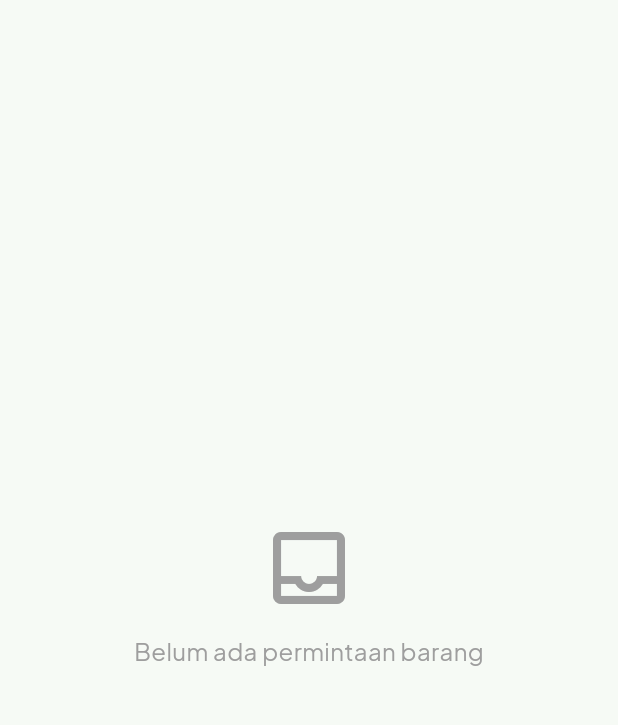
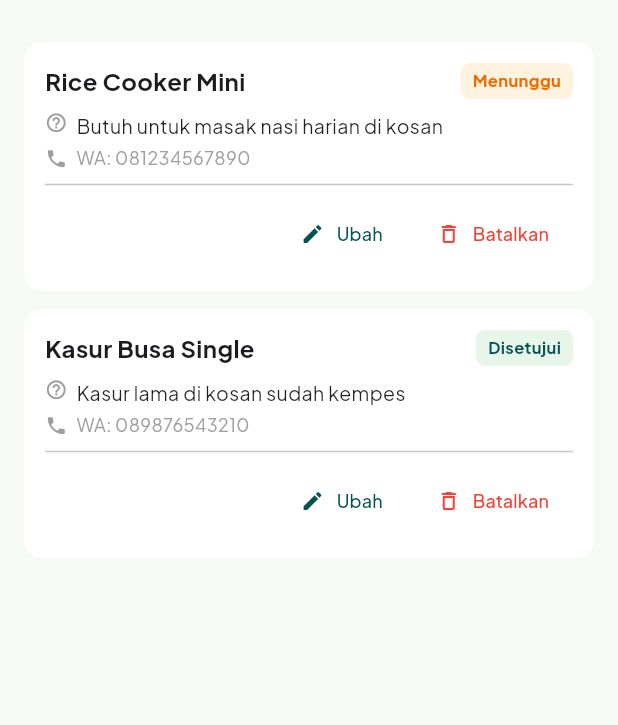
Before and after one commit to Yagirado/SAPA, a Flutter app: the RequestPage screen opened directly, on a phone screen of 412 x 824 dp, the part 66-791 px from its top. Run offline on Flutter 3.47's test engine with Material 3 defaults, Android fonts, the phone set to English and light mode, and no system bars.

Commit message:
Benerin UI regis & request

```diff
--- a/lib/login/regist.dart
+++ b/lib/login/regist.dart
@@ -84,7 +84,7 @@ class _RegistState extends State<Regist> {
                   const SizedBox(height: 12),
                   const Center(
                     child: Text(
-                      'Daftar Akun KosBerbagi 🌱',
+                      'Daftar Akun SAPA 🌱',
                       textAlign: TextAlign.center,
                       style: TextStyle(
                         fontSize: 23,
@@ -336,7 +336,7 @@ class _RegistState extends State<Regist> {
                                 const TextSpan(text: ' serta '),
                                 TextSpan(
                                   text:
-                                      'Panduan Etika Saling Menjaga KosBerbagi',
+                                      'Panduan Etika Saling Menjaga SAPA',
                                   style: TextStyle(
                                     color: AppColors.hijau,
                                     fontWeight: FontWeight.w700,
--- a/lib/request/request.dart
+++ b/lib/request/request.dart
@@ -1,8 +1,21 @@
 import 'package:flutter/material.dart';
 import 'package:sapa/theme/app_colors.dart';
 
-// Data riwayat permintaan
-List<Map<String, String>> daftarPermintaan = [];
+// Data dummy riwayat permintaan
+List<Map<String, String>> daftarPermintaan = [
+  {
+    'nama': 'Rice Cooker Mini',
+    'alasan': 'Butuh untuk masak nasi harian di kosan',
+    'kontak': '081234567890',
+    'status': 'Menunggu',
+  },
+  {
+    'nama': 'Kasur Busa Single',
+    'alasan': 'Kasur lama di kosan sudah kempes',
+    'kontak': '089876543210',
+    'status': 'Disetujui',
+  },
+];
 
 class RequestPage extends StatefulWidget {
   const RequestPage({super.key});
```
Also changed, not shown: lib/explore/explore.dart (+8 -26 lines), 1 other file.
